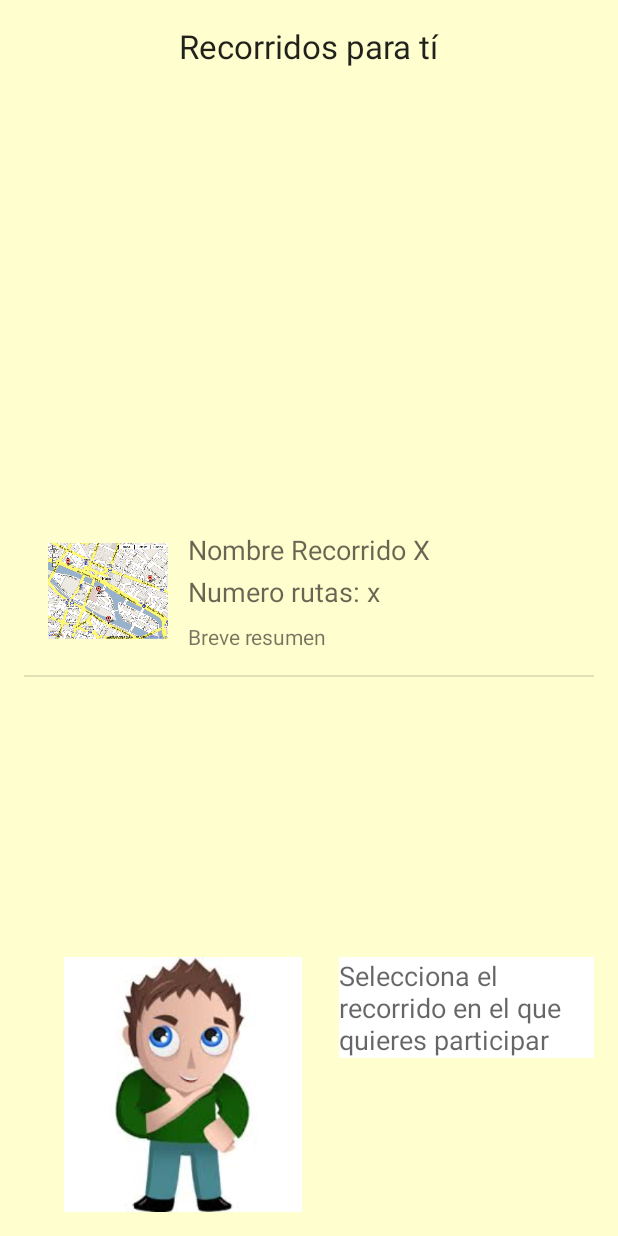
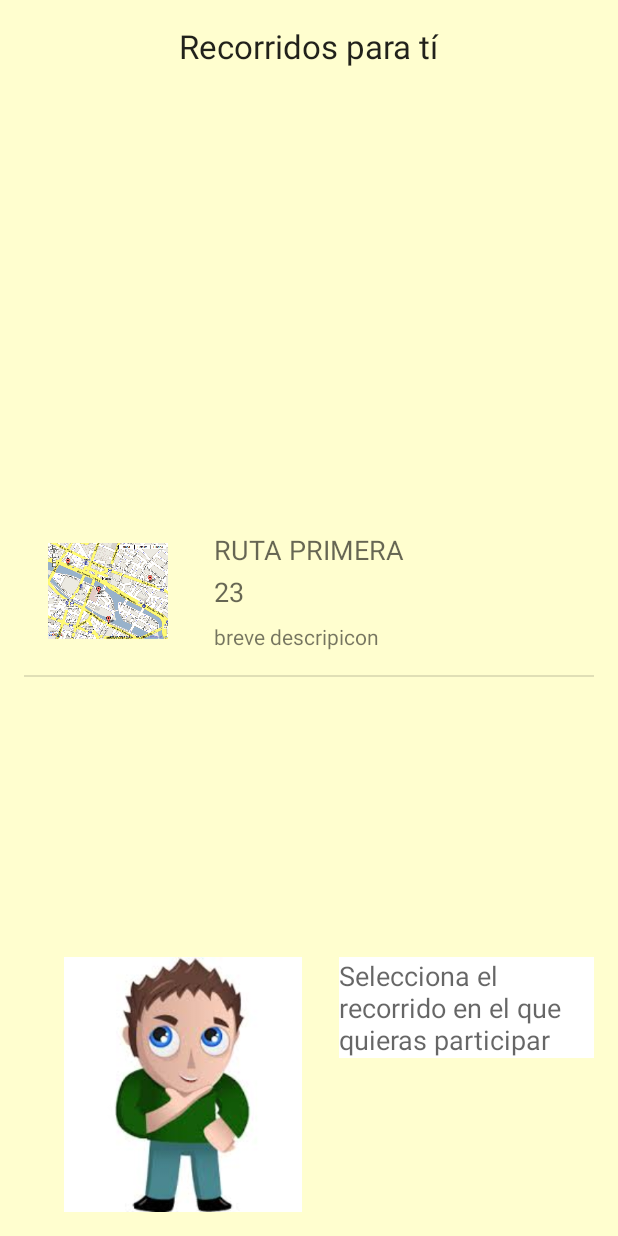
Before and after one commit to lrdzero/TFG, an Android app: the RecorridosParaUsuario screen opened directly, with no data from a screen before it, on a phone screen of 412 x 824 dp. Run offline under Robolectric (Android 15) with nearby library versions, the phone set to English and light mode, and no system bars.

Commit message:
Recorridos y Rutas actualizados

```diff
--- a/app/src/main/java/com/example/lrdzero/tfg/DatosRyR.java
+++ b/app/src/main/java/com/example/lrdzero/tfg/DatosRyR.java
@@ -18,12 +18,12 @@ public class DatosRyR {
 
     }
 
-    public DatosRyR(String aName, String aNumber, String aDescription, String anOther){
+    public DatosRyR(String aName, String aNumber, String aDescription, String anOther,int ima){
         this.name=aName;
         this.number=aNumber;
         this.description=aDescription;
         this.other=anOther;
-        this.image = R.drawable.f0907;
+        this.image = ima;
 
     }
 
--- a/app/src/main/java/com/example/lrdzero/tfg/MainActivity.java
+++ b/app/src/main/java/com/example/lrdzero/tfg/MainActivity.java
@@ -20,8 +20,10 @@ public class MainActivity extends Activity implements View.OnClickListener {
         setContentView(R.layout.activity_main);
 
         inicio = (Button) findViewById(R.id.botonSesion);
+        registro = (Button) findViewById(R.id.botonRegistro);
 
         inicio.setOnClickListener(this);
+        registro.setOnClickListener(this);
     }
 
 
@@ -33,6 +35,10 @@ public class MainActivity extends Activity implements View.OnClickListener {
                 nueva = new Intent(MainActivity.this, SeleccionRecorridos.class);
                 startActivity(nueva);
                 break;
+            case R.id.botonRegistro:
+                nueva = new Intent(MainActivity.this, Registro.class);
+                startActivity(nueva);
+                break;
 
 
         }
--- a/app/src/main/java/com/example/lrdzero/tfg/RecorridosParaUsuario.java
+++ b/app/src/main/java/com/example/lrdzero/tfg/RecorridosParaUsuario.java
@@ -1,6 +1,7 @@
 package com.example.lrdzero.tfg;
 
 import android.app.Activity;
+import android.content.Intent;
 import android.graphics.Color;
 import android.graphics.drawable.Drawable;
 import android.support.v4.app.FragmentActivity;
@@ -14,10 +15,13 @@ import android.view.MenuItem;
 import android.view.View;
 import android.view.ViewGroup;
 import android.widget.Adapter;
+import android.widget.AdapterView;
 import android.widget.ArrayAdapter;
+import android.widget.Button;
 import android.widget.ImageView;
 import android.widget.ListView;
 import android.widget.TextView;
+import android.widget.Toast;
 
 import java.io.DataInputStream;
 import java.io.DataOutputStream;
@@ -29,38 +33,118 @@ import java.util.List;
 import static com.example.lrdzero.tfg.R.drawable.f0907;
 
 
-public class RecorridosParaUsuario extends Activity {
+public class RecorridosParaUsuario extends Activity implements View.OnClickListener{
 
     private List<DatosRyR> dt = new ArrayList<DatosRyR>();
+    private TextView tituloRecorrido;
+    private TextView textoGuia;
+    private Button atras;
+    private final static String TITULO ="Recorridos para tí";
+    private final static String TITULO2 ="Rutas Disponibles";
+    private final static String TITULO3 ="HAGAMOSLO. Selecciona una ruta en la que quieras participar";
+    private final static String TITULO4 ="Selecciona el recorrido en el que quieras participar";
+    private ListView listView;
+    private ArrayAdapter<DatosRyR>  adapter,adapter2;
+
     @Override
     protected void onCreate(Bundle savedInstanceState) {
         super.onCreate(savedInstanceState);
         setContentView(R.layout.activity_recorridos_para_usuario);
 
+        tituloRecorrido =(TextView) findViewById(R.id.TextoRecorrido);
+        textoGuia =(TextView) findViewById(R.id.TextoGuia);
+        atras =(Button) findViewById(R.id.button2);
 
+        atras.setEnabled(false);
+        atras.setVisibility(atras.INVISIBLE);
+        atras.setOnClickListener(this);
+        textoGuia.setText(TITULO4);
+        Create();
 
-
-        Create();
         ListaView();
 
 
     }
 
+    public void onClick(View v) {
+
+        Intent nueva;
+        switch (v.getId()) {
+            case R.id.button2:
+                tituloRecorrido.setText(TITULO);
+                listView.setAdapter(adapter);
+                atras.setEnabled(false);
+                atras.setVisibility(atras.INVISIBLE);
+                textoGuia.setText(TITULO4);
+                break;
+
+
+        }
+
+    }
+
     public void Create(){
 
+        dt.add(new DatosRyR("RUTA PRIMERA", "23", "breve descripicon", "JAVIEL RAMBIEL",R.drawable.f0907));
 
-        dt.add(new DatosRyR("RUTA PRIMERA", "23", "breve descripicon", "other"));
     }
 
     private void ListaView(){
-        ArrayAdapter<DatosRyR> adapter= new PlaceList();
-        ListView listView = (ListView)findViewById(R.id.listView2);
+        adapter= new PlaceList();
+        listView = (ListView)findViewById(R.id.listView2);
         listView.setAdapter(adapter);
+
+
+       listView.setOnItemClickListener(new AdapterView.OnItemClickListener() {
+           @Override
+           public void onItemClick(AdapterView<?> parent, View view, int position, long id) {
+               adapter2 = new PlaceList2(dt.get(position).getName());
+               tituloRecorrido.setText(TITULO2);
+               atras.setVisibility(atras.VISIBLE);
+               atras.setEnabled(true);
+               textoGuia.setText(TITULO3);
+               listView.setAdapter(adapter2);
+
+           }
+       });
     }
 
     public class PlaceList extends ArrayAdapter<DatosRyR>{
-        public PlaceList(){
+
+            public PlaceList(){
+                super(RecorridosParaUsuario.this,R.layout.activity_listas_con_imagen,dt);
+            }
+
+        public View getView(int position,View convertView, ViewGroup parent){
+            View intenView=convertView;
+            if(intenView == null){
+                intenView = getLayoutInflater().inflate(R.layout.activity_listas_con_imagen,parent,false);
+            }
+
+            ImageView img = (ImageView) intenView.findViewById(R.id.imageView8);
+            TextView txt1 = (TextView) intenView.findViewById(R.id.NombreRecorrido);
+            TextView txt2 = (TextView) intenView.findViewById(R.id.nRutas);
+            TextView txt3 = (TextView) intenView.findViewById(R.id.textView7);
+
+            DatosRyR currentData = dt.get(position);
+
+            img.setImageResource(currentData.getImage());
+            txt1.setText(currentData.getName());
+            txt2.setText(currentData.getNumber());
+            txt3.setText(currentData.getDescription());
+
+
+            return intenView;
+        }
+
+    }
+
+    public class PlaceList2 extends ArrayAdapter<DatosRyR>{
+        private String nameRoute;
+        public PlaceList2(String name){
+
             super(RecorridosParaUsuario.this,R.layout.activity_listas_con_imagen,dt);
+            nameRoute=name;
         }
 
         public View getView(int position,View convertView, ViewGroup parent){
@@ -69,22 +153,21 @@ public class RecorridosParaUsuario extends Activity {
                 intenView = getLayoutInflater().inflate(R.layout.activity_listas_con_imagen,parent,false);
             }
 
-            //ImageView img = (ImageView) findViewById(R.id.imageView8);
-            TextView txt1 = (TextView) findViewById(R.id.NombreRecorrido);
-            TextView txt2 = (TextView) findViewById(R.id.nRutas);
-            TextView txt3 = (TextView) findViewById(R.id.textView7);
+            ImageView img = (ImageView) intenView.findViewById(R.id.imageView8);
+            TextView txt1 = (TextView) intenView.findViewById(R.id.NombreRecorrido);
+            TextView txt2 = (TextView) intenView.findViewById(R.id.nRutas);
+            TextView txt3 = (TextView) intenView.findViewById(R.id.textView7);
 
             DatosRyR currentData = dt.get(position);
 
-           // img.setImageResource(currentData.getImage());
+            img.setImageResource(currentData.getImage());
+            txt1.setText(currentData.getName());
+            txt2.setText(currentData.getOther());
+            txt3.setText(currentData.getDescription());
 
-           // txt1.setText("puta");
-            //txt2.setText("puta2");
-            //txt3.setText("puta3");
 
             return intenView;
         }
-
     }
 
 
--- a/app/src/main/res/layout/activity_listas_con_imagen.xml
+++ b/app/src/main/res/layout/activity_listas_con_imagen.xml
@@ -21,6 +21,7 @@
         android:id="@+id/nRutas"
         android:layout_alignBottom="@+id/imageView8"
         android:layout_alignLeft="@+id/NombreRecorrido"
+        android:layout_marginRight="10dp"
         android:layout_alignStart="@+id/NombreRecorrido"
         android:layout_marginBottom="27dp" />
 
@@ -41,6 +42,7 @@
         android:id="@+id/textView7"
         android:layout_alignBottom="@+id/imageView8"
         android:layout_alignLeft="@+id/nRutas"
+        android:layout_marginRight="10dp"
         android:layout_alignStart="@+id/nRutas" />
 
 </RelativeLayout>
--- a/app/src/main/res/layout/activity_recorridos_para_usuario.xml
+++ b/app/src/main/res/layout/activity_recorridos_para_usuario.xml
@@ -49,5 +49,15 @@
         android:layout_above="@+id/imageView7"
         android:layout_centerHorizontal="true" />
 
+    <Button
+        android:layout_width="wrap_content"
+        android:layout_height="wrap_content"
+        android:text="Volver"
+        android:id="@+id/button2"
+        android:background="#ffff0d0e"
+        android:layout_alignBottom="@+id/imageView7"
+        android:layout_alignLeft="@+id/TextoGuia"
+        android:layout_alignStart="@+id/TextoGuia" />
+
 
 </RelativeLayout>
```
